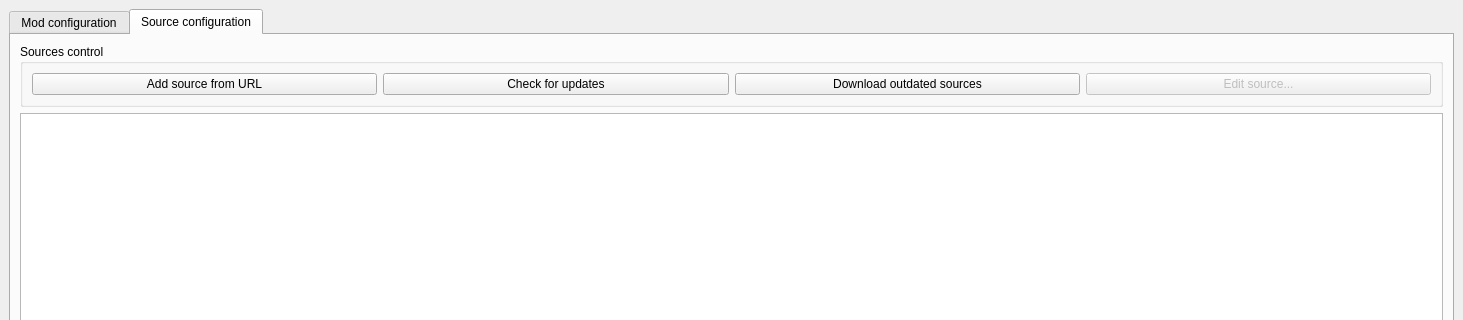
First picture: the form in ui/modbuddy.ui, repository OlavStornes/ModBuddy, before the edit; both pictures show x 0 to 1463 and y 0 to 320 of the 1463 by 809 pixel window.
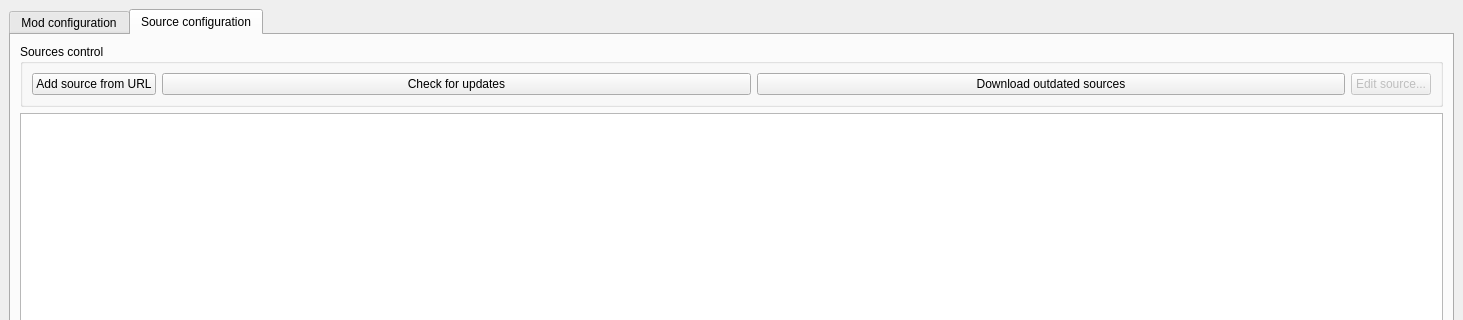
Second picture: the form after the edit.

Commit message: add size-policy on some buttons

What changed in the file:
```diff
--- a/ui/modbuddy.ui
+++ b/ui/modbuddy.ui
@@ -336,6 +336,12 @@
           <layout class="QHBoxLayout" name="horizontalLayout_5">
            <item>
             <widget class="QPushButton" name="source_add">
+             <property name="sizePolicy">
+              <sizepolicy hsizetype="Minimum" vsizetype="Fixed">
+               <horstretch>0</horstretch>
+               <verstretch>0</verstretch>
+              </sizepolicy>
+             </property>
              <property name="text">
               <string>Add source from URL</string>
              </property>
@@ -343,6 +349,12 @@
            </item>
            <item>
             <widget class="QPushButton" name="source_check_updates">
+             <property name="sizePolicy">
+              <sizepolicy hsizetype="Minimum" vsizetype="Fixed">
+               <horstretch>1</horstretch>
+               <verstretch>0</verstretch>
+              </sizepolicy>
+             </property>
              <property name="text">
               <string>Check for updates</string>
              </property>
@@ -350,6 +362,12 @@
            </item>
            <item>
             <widget class="QPushButton" name="source_download">
+             <property name="sizePolicy">
+              <sizepolicy hsizetype="Minimum" vsizetype="Fixed">
+               <horstretch>1</horstretch>
+               <verstretch>0</verstretch>
+              </sizepolicy>
+             </property>
              <property name="text">
               <string>Download outdated sources</string>
              </property>
```
Left out of the diff: 2 changed lines with no effect on the pictures.
